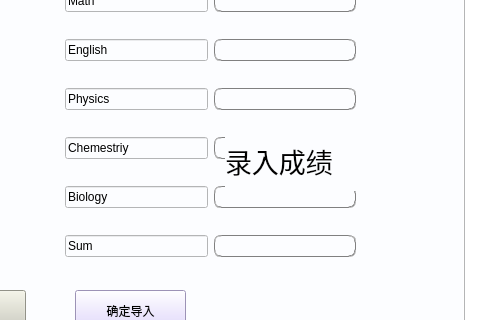
The window that CODE/input_score.ui (lensans/-) describes before a commit, drawn with Qt 5; both pictures show x 326 to 806 and y 198 to 518 of the 806 by 600 pixel window.
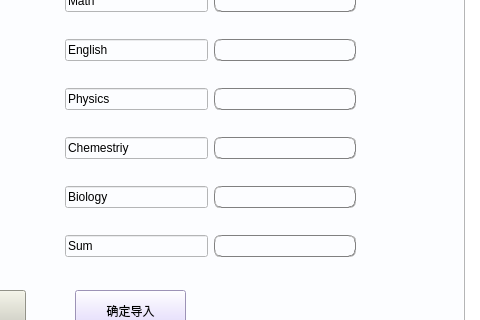
The same window after the commit.

Diff of the .ui file:
```diff
--- a/CODE/input_score.ui
+++ b/CODE/input_score.ui
@@ -293,25 +293,6 @@
        <string>Places input your id</string>
       </property>
      </widget>
-     <widget class="QLabel" name="revise_title_3">
-      <property name="geometry">
-       <rect>
-        <x>540</x>
-        <y>270</y>
-        <width>141</width>
-        <height>61</height>
-       </rect>
-      </property>
-      <property name="font">
-       <font>
-        <family>宋体</family>
-        <pointsize>20</pointsize>
-       </font>
-      </property>
-      <property name="text">
-       <string>录入成绩</string>
-      </property>
-     </widget>
     </widget>
     <widget class="QWidget" name="excel_input">
      <attribute name="title">
```
